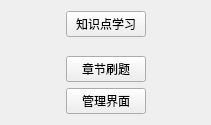
Before: the Qt Designer form ui/widgettype.ui in JackeyLea/CPS, drawn with Qt 5.
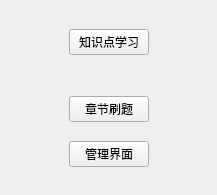
After: the same form once the commit is applied.

```diff
--- a/ui/widgettype.ui
+++ b/ui/widgettype.ui
@@ -6,113 +6,116 @@
    <rect>
     <x>0</x>
     <y>0</y>
-    <width>207</width>
-    <height>125</height>
+    <width>217</width>
+    <height>195</height>
    </rect>
   </property>
   <property name="windowTitle">
    <string>模式选择</string>
   </property>
-  <layout class="QGridLayout" name="gridLayout_2">
+  <layout class="QGridLayout" name="gridLayout">
+   <item row="0" column="1">
+    <spacer name="verticalSpacer_2">
+     <property name="orientation">
+      <enum>Qt::Vertical</enum>
+     </property>
+     <property name="sizeHint" stdset="0">
+      <size>
+       <width>20</width>
+       <height>15</height>
+      </size>
+     </property>
+    </spacer>
+   </item>
    <item row="1" column="0">
-    <spacer name="spacerHL">
+    <spacer name="horizontalSpacer">
      <property name="orientation">
       <enum>Qt::Horizontal</enum>
      </property>
      <property name="sizeHint" stdset="0">
       <size>
-       <width>38</width>
+       <width>40</width>
        <height>20</height>
       </size>
      </property>
     </spacer>
    </item>
    <item row="1" column="1">
-    <layout class="QGridLayout" name="gridLayout">
-     <item row="3" column="0">
-      <spacer name="spacerVBtn">
-       <property name="orientation">
-        <enum>Qt::Vertical</enum>
-       </property>
-       <property name="sizeHint" stdset="0">
-        <size>
-         <width>20</width>
-         <height>18</height>
-        </size>
-       </property>
-      </spacer>
-     </item>
-     <item row="0" column="0">
+    <layout class="QVBoxLayout" name="verticalLayout">
+     <property name="spacing">
+      <number>1</number>
+     </property>
+     <item>
       <widget class="QPushButton" name="btnKN">
        <property name="text">
         <string>知识点学习</string>
        </property>
       </widget>
      </item>
-     <item row="2" column="0">
+     <item>
+      <spacer name="spacerVBtn2">
+       <property name="orientation">
+        <enum>Qt::Vertical</enum>
+       </property>
+       <property name="sizeHint" stdset="0">
+        <size>
+         <width>20</width>
+         <height>40</height>
+        </size>
+       </property>
+      </spacer>
+     </item>
+     <item>
       <widget class="QPushButton" name="btnChapter">
        <property name="text">
         <string>章节刷题</string>
        </property>
       </widget>
      </item>
-     <item row="4" column="0">
+     <item>
+      <spacer name="spacerVBtn">
+       <property name="orientation">
+        <enum>Qt::Vertical</enum>
+       </property>
+       <property name="sizeHint" stdset="0">
+        <size>
+         <width>20</width>
+         <height>18</height>
+        </size>
+       </property>
+      </spacer>
+     </item>
+     <item>
       <widget class="QPushButton" name="btnAdmin">
        <property name="text">
         <string>管理界面</string>
        </property>
       </widget>
      </item>
-     <item row="1" column="0">
-      <spacer name="spacerVBtn2">
-       <property name="orientation">
-        <enum>Qt::Vertical</enum>
-       </property>
-       <property name="sizeHint" stdset="0">
-        <size>
-         <width>20</width>
-         <height>40</height>
-        </size>
-       </property>
-      </spacer>
-     </item>
     </layout>
    </item>
    <item row="1" column="2">
-    <spacer name="spacerHR">
+    <spacer name="horizontalSpacer_2">
      <property name="orientation">
       <enum>Qt::Horizontal</enum>
      </property>
      <property name="sizeHint" stdset="0">
       <size>
-       <width>39</width>
+       <width>40</width>
        <height>20</height>
       </size>
      </property>
     </spacer>
    </item>
-   <item row="2" column="0" colspan="3">
-    <spacer name="spacerVB">
+   <item row="2" column="1">
+    <spacer name="verticalSpacer">
      <property name="orientation">
       <enum>Qt::Vertical</enum>
      </property>
      <property name="sizeHint" stdset="0">
       <size>
-       <width>189</width>
-       <height>24</height>
-      </size>
-     </property>
-    </spacer>
-   </item>
-   <item row="0" column="0" colspan="3">
-    <spacer name="spacerVT">
-     <property name="orientation">
-      <enum>Qt::Vertical</enum>
-     </property>
-     <property name="sizeHint" stdset="0">
-      <size>
-       <width>189</width>
-       <height>14</height>
+       <width>20</width>
+       <height>15</height>
       </size>
      </property>
     </spacer>
```
